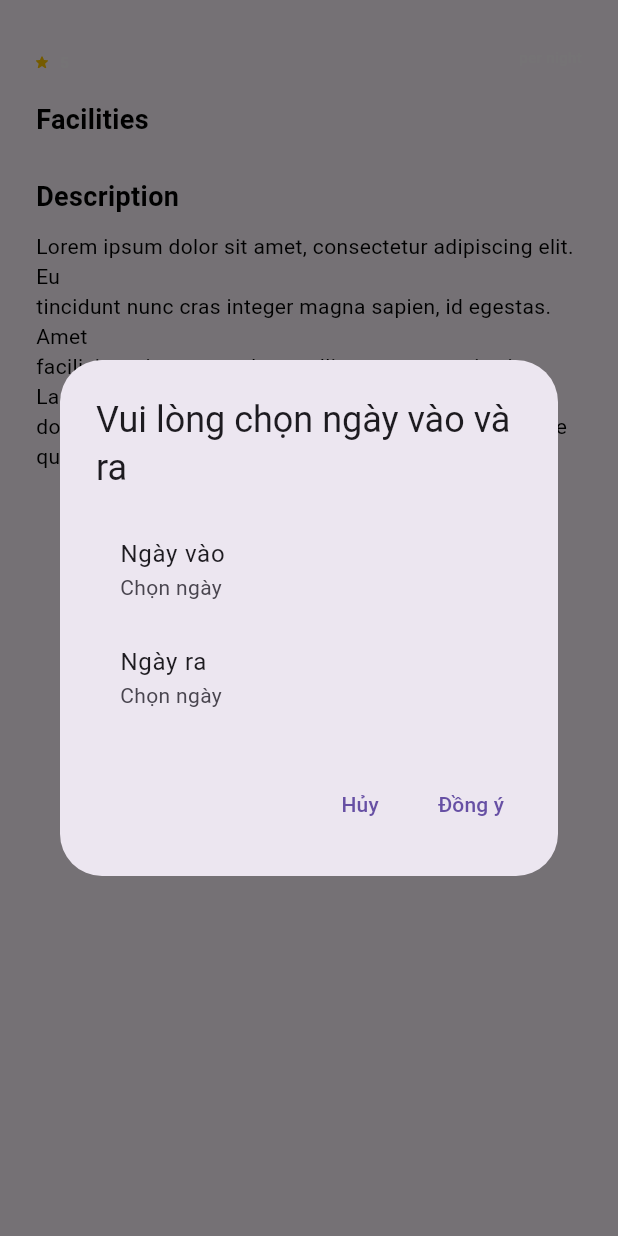
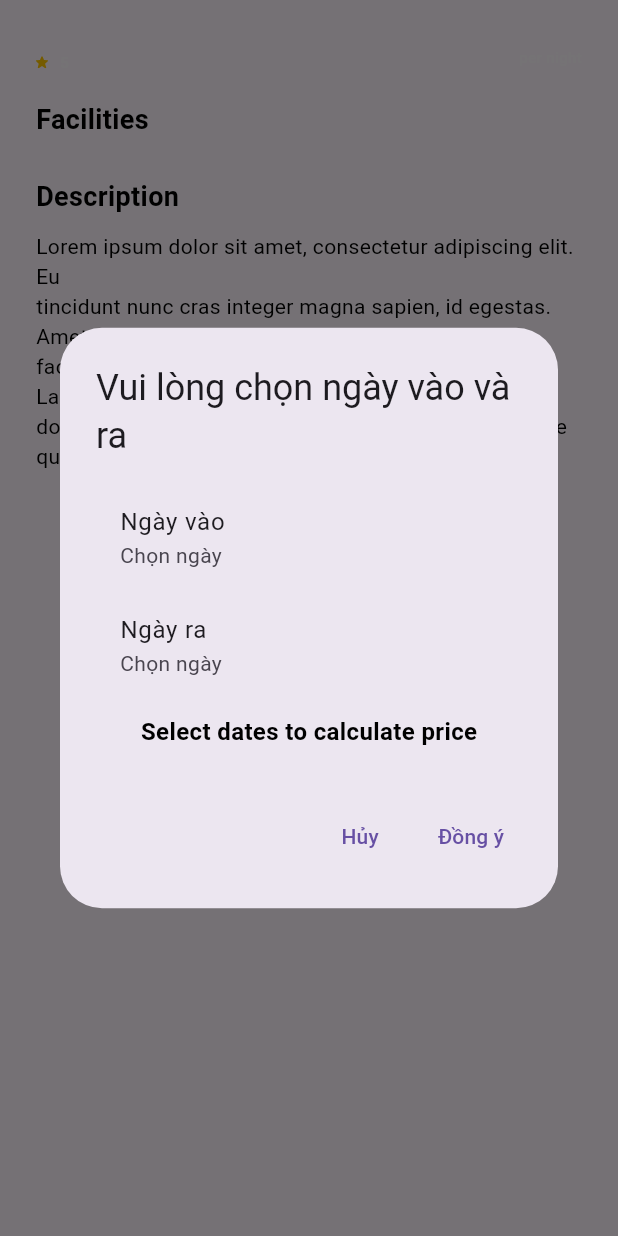
Before and after one commit to utthi103/3CETravel, a Flutter app: the DetailScreen screen opened directly with empty values, after a tap on "Book Now", on a phone screen of 412 x 824 dp. Run offline on Flutter 3.47's test engine with Material 3 defaults, Android fonts, the phone set to English and light mode, and no system bars; our stand-ins replace animate_do, cloud_firestore, firebase_auth, firebase_core, firebase_database, flutter_svg and 2 more; missing offline and left inert: image_picker_web, mailer; accounts and stored records are empty.

Commit message:
update book

```diff
--- a/lib/views/detail_screen.dart
+++ b/lib/views/detail_screen.dart
@@ -137,18 +137,18 @@ class _DetailScreenState extends State<DetailScreen> {
               ),
 
               // Hiển thị giá đã tính toán trong hộp thoại
-              // Padding(
-              //   padding: const EdgeInsets.symmetric(vertical: 10.0),
-              //   child: Text(
-              //     _checkInDate != null && _checkOutDate != null
-              //         ? "Total Price: \$${_calculatedPrice > 0 ? _calculatedPrice.toStringAsFixed(2) : '0.00'}"
-              //         : "Select dates to calculate price",
-              //     style: const TextStyle(
-              //         fontWeight: FontWeight.bold,
-              //         fontSize: 16.0,
-              //         color: Colors.black),
-              //   ),
-              // ),
+              Padding(
+                padding: const EdgeInsets.symmetric(vertical: 10.0),
+                child: Text(
+                  _checkInDate != null && _checkOutDate != null
+                      ? "Total Price: \$${_calculatedPrice > 0 ? _calculatedPrice.toStringAsFixed(2) : '0.00'}"
+                      : "Select dates to calculate price",
+                  style: const TextStyle(
+                      fontWeight: FontWeight.bold,
+                      fontSize: 16.0,
+                      color: Colors.black),
+                ),
+              ),
             ],
           ),
           actions: [
```
